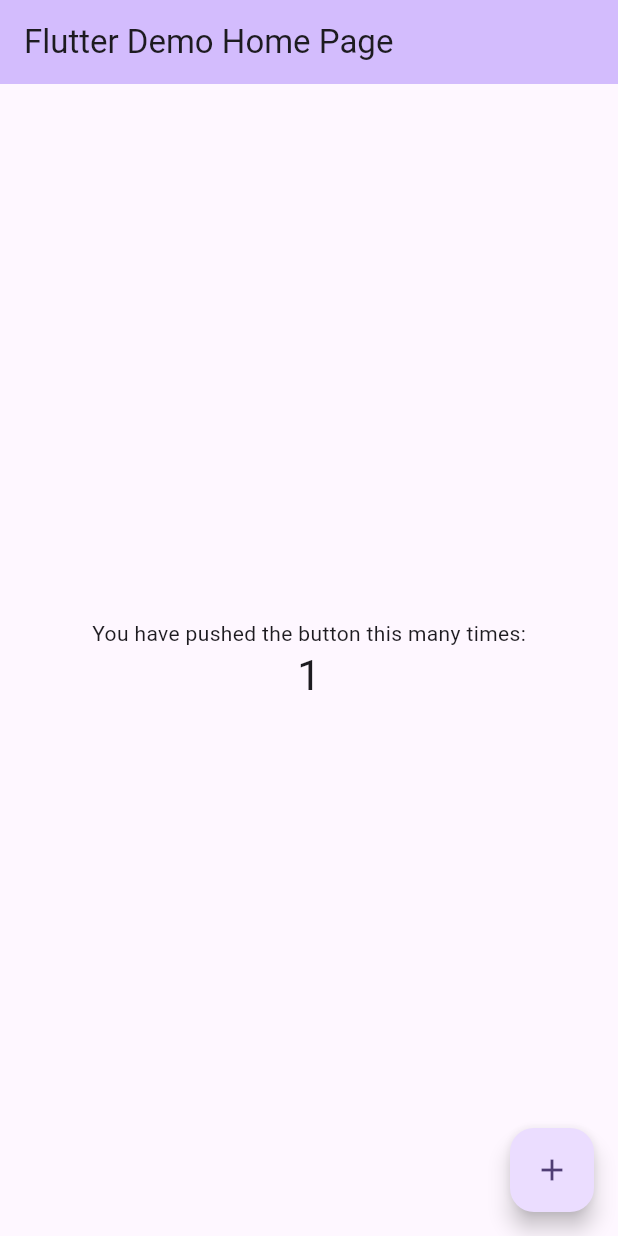
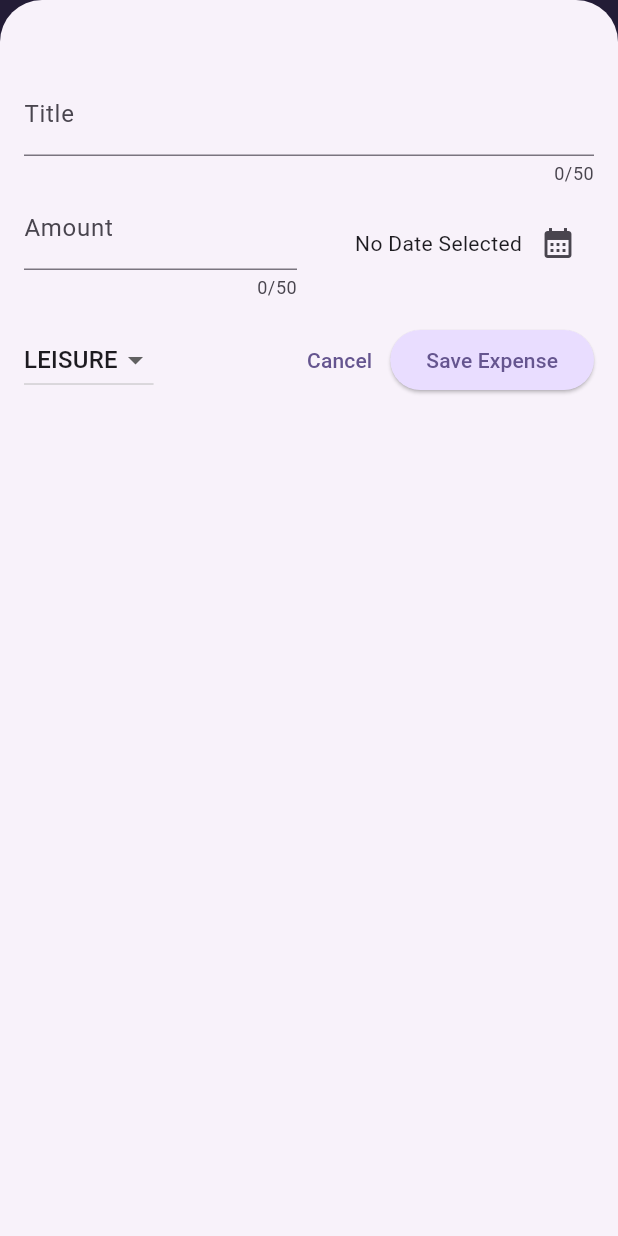
Before and after one commit to abdelrahman93/tracker_app, a Flutter app: the screen it shows after launch, after a tap on the "add" icon, on a phone screen of 412 x 824 dp. Run offline on Flutter 3.47's test engine with Material 3 defaults, Android fonts, the phone set to English and light mode, and no system bars.

Commit message:
Expenses tracker -Chart -Add new Expense -Remove / Undo -Dark them -Styling

```diff
--- a/lib/main.dart
+++ b/lib/main.dart
@@ -1,122 +1,60 @@
 import 'package:flutter/material.dart';
+import 'package:tracker_app/widgets/expenses.dart';
+
+var kColorScheme = ColorScheme.fromSeed(
+  seedColor: Color.fromARGB(255, 96, 59, 181),
+);
+
+var kDarkColorScheme = ColorScheme.fromSeed(
+  brightness: Brightness.dark,
+  seedColor: Color.fromARGB(255, 5, 99, 125),
+);
 
 void main() {
-  runApp(const MyApp());
-}
-
-class MyApp extends StatelessWidget {
-  const MyApp({super.key});
-
-  // This widget is the root of your application.
-  @override
-  Widget build(BuildContext context) {
-    return MaterialApp(
-      title: 'Flutter Demo',
-      theme: ThemeData(
-        // This is the theme of your application.
-        //
-        // TRY THIS: Try running your application with "flutter run". You'll see
-        // the application has a purple toolbar. Then, without quitting the app,
-        // try changing the seedColor in the colorScheme below to Colors.green
-        // and then invoke "hot reload" (save your changes or press the "hot
-        // reload" button in a Flutter-supported IDE, or press "r" if you used
-        // the command line to start the app).
-        //
-        // Notice that the counter didn't reset back to zero; the application
-        // state is not lost during the reload. To reset the state, use hot
-        // restart instead.
-        //
-        // This works for code too, not just values: Most code changes can be
-        // tested with just a hot reload.
-        colorScheme: ColorScheme.fromSeed(seedColor: Colors.deepPurple),
-      ),
-      home: const MyHomePage(title: 'Flutter Demo Home Page'),
-    );
-  }
-}
-
-class MyHomePage extends StatefulWidget {
-  const MyHomePage({super.key, required this.title});
-
-  // This widget is the home page of your application. It is stateful, meaning
-  // that it has a State object (defined below) that contains fields that affect
-  // how it looks.
-
-  // This class is the configuration for the state. It holds the values (in this
-  // case the title) provided by the parent (in this case the App widget) and
-  // used by the build method of the State. Fields in a Widget subclass are
-  // always marked "final".
-
-  final String title;
-
-  @override
-  State<MyHomePage> createState() => _MyHomePageState();
-}
-
-class _MyHomePageState extends State<MyHomePage> {
-  int _counter = 0;
-
-  void _incrementCounter() {
-    setState(() {
-      // This call to setState tells the Flutter framework that something has
-      // changed in this State, which causes it to rerun the build method below
-      // so that the display can reflect the updated values. If we changed
-      // _counter without calling setState(), then the build method would not be
-      // called again, and so nothing would appear to happen.
-      _counter++;
-    });
-  }
-
-  @override
-  Widget build(BuildContext context) {
-    // This method is rerun every time setState is called, for instance as done
-    // by the _incrementCounter method above.
-    //
-    // The Flutter framework has been optimized to make rerunning build methods
-    // fast, so that you can just rebuild anything that needs updating rather
-    // than having to individually change instances of widgets.
-    return Scaffold(
-      appBar: AppBar(
-        // TRY THIS: Try changing the color here to a specific color (to
-        // Colors.amber, perhaps?) and trigger a hot reload to see the AppBar
-        // change color while the other colors stay the same.
-        backgroundColor: Theme.of(context).colorScheme.inversePrimary,
-        // Here we take the value from the MyHomePage object that was created by
-        // the App.build method, and use it to set our appbar title.
-        title: Text(widget.title),
-      ),
-      body: Center(
-        // Center is a layout widget. It takes a single child and positions it
-        // in the middle of the parent.
-        child: Column(
-          // Column is also a layout widget. It takes a list of children and
-          // arranges them vertically. By default, it sizes itself to fit its
-          // children horizontally, and tries to be as tall as its parent.
-          //
-          // Column has various properties to control how it sizes itself and
-          // how it positions its children. Here we use mainAxisAlignment to
-          // center the children vertically; the main axis here is the vertical
-          // axis because Columns are vertical (the cross axis would be
-          // horizontal).
-          //
-          // TRY THIS: Invoke "debug painting" (choose the "Toggle Debug Paint"
-          // action in the IDE, or press "p" in the console), to see the
-          // wireframe for each widget.
-          mainAxisAlignment: MainAxisAlignment.center,
-          children: <Widget>[
-            const Text('You have pushed the button this many times:'),
-            Text(
-              '$_counter',
-              style: Theme.of(context).textTheme.headlineMedium,
-            ),
-          ],
+  runApp(
+    MaterialApp(
+      darkTheme:ThemeData.dark().copyWith(
+        colorScheme: kDarkColorScheme,
+        cardTheme: CardTheme().copyWith(
+          color: kDarkColorScheme.secondaryContainer,
+          margin: EdgeInsets.symmetric(horizontal: 16, vertical: 8),
+        ),
+        elevatedButtonTheme: ElevatedButtonThemeData(
+          style: ElevatedButton.styleFrom(
+            backgroundColor: kDarkColorScheme.primaryContainer,
+            foregroundColor: kDarkColorScheme.onPrimaryContainer
+          ),
+        ),
+         appBarTheme: AppBarTheme(
+          backgroundColor: kDarkColorScheme.onPrimaryContainer,
+          foregroundColor: kDarkColorScheme.primaryContainer,
+        )
+      ) ,
+      theme: ThemeData().copyWith(
+        colorScheme: kColorScheme,
+        appBarTheme: const AppBarTheme().copyWith(
+          backgroundColor: kColorScheme.onPrimaryContainer,
+          foregroundColor: kColorScheme.primaryContainer,
+        ),
+        cardTheme: CardTheme().copyWith(
+          color: kColorScheme.secondaryContainer,
+          margin: EdgeInsets.symmetric(horizontal: 16, vertical: 8),
+        ),
+        elevatedButtonTheme: ElevatedButtonThemeData(
+          style: ElevatedButton.styleFrom(
+            backgroundColor: kColorScheme.primaryContainer,
+          ),
+        ),
+        textTheme: ThemeData().textTheme.copyWith(
+          titleLarge: TextStyle(
+            fontWeight: FontWeight.bold,
+            color: kColorScheme.onSecondaryContainer,
+            fontSize: 16,
+          ),
         ),
       ),
-      floatingActionButton: FloatingActionButton(
-        onPressed: _incrementCounter,
-        tooltip: 'Increment',
-        child: const Icon(Icons.add),
-      ), // This trailing comma makes auto-formatting nicer for build methods.
-    );
-  }
+      themeMode: ThemeMode.system,
+      home: Expenses(),
+    ),
+  );
 }
--- /dev/null
+++ b/lib/modles/expense.dart
@@ -0,0 +1,53 @@
+import 'package:flutter/material.dart';
+import 'package:intl/intl.dart';
+import 'package:uuid/uuid.dart';
+
+final uuid = Uuid();
+
+final formatter = DateFormat.yMd();
+
+enum Category { food, travel, leisure, work }
+
+const categoryIcons = {
+  Category.food: Icons.lunch_dining,
+  Category.travel: Icons.flight_takeoff,
+  Category.leisure: Icons.movie,
+  Category.work: Icons.work,
+};
+
+class Expense {
+  Expense({
+    required this.title,
+    required this.amount,
+    required this.date,
+    required this.category,
+  }) : id = uuid.v4();
+  final String id;
+  final String title;
+  final double amount;
+  final DateTime date;
+  final Category category;
+
+  String get formattedDate {
+    return formatter.format(date);
+  }
+}
+
+class ExpenseBucket {
+  const ExpenseBucket({required this.category, required this.expenses});
+
+  ExpenseBucket.forCategory(List<Expense> allExpenses, this.category)
+    : expenses =
+          allExpenses.where((expense) => expense.category == category).toList();
+  final Category category;
+  final List<Expense> expenses;
+
+  double get totalExpenses {
+    double sum = 0;
+
+    for (final item in expenses) {
+      sum += item.amount;
+    }
+    return sum;
+  }
+}
--- /dev/null
+++ b/lib/widgets/chart/chart.dart
@@ -0,0 +1,94 @@
+import 'package:flutter/material.dart';
+import 'package:tracker_app/modles/expense.dart';
+import 'package:tracker_app/widgets/chart/chart_bar.dart';
+
+class Chart extends StatelessWidget {
+  const Chart({super.key, required this.expenses});
+
+  final List<Expense> expenses;
+
+  List<ExpenseBucket> get buckets {
+    return [
+      ExpenseBucket.forCategory(expenses, Category.food),
+      ExpenseBucket.forCategory(expenses, Category.leisure),
+      ExpenseBucket.forCategory(expenses, Category.travel),
+      ExpenseBucket.forCategory(expenses, Category.work),
+    ];
+  }
+
+  double get maxTotalExpense {
+    double maxTotalExpense = 0;
+
+    for (final bucket in buckets) {
+      if (bucket.totalExpenses > maxTotalExpense) {
+        maxTotalExpense = bucket.totalExpenses;
+      }
+    }
+
+    return maxTotalExpense;
+  }
+
+  @override
+  Widget build(BuildContext context) {
+    final isDarkMode =
+        MediaQuery.of(context).platformBrightness == Brightness.dark;
+    return Container(
+      margin: const EdgeInsets.all(16),
+      padding: const EdgeInsets.symmetric(
+        vertical: 16,
+        horizontal: 8,
+      ),
+      width: double.infinity,
+      height: 180,
+      decoration: BoxDecoration(
+        borderRadius: BorderRadius.circular(8),
+        gradient: LinearGradient(
+          colors: [
+            Theme.of(context).colorScheme.primary.withOpacity(0.3),
+            Theme.of(context).colorScheme.primary.withOpacity(0.0)
+          ],
+          begin: Alignment.bottomCenter,
+          end: Alignment.topCenter,
+        ),
+      ),
+      child: Column(
+        children: [
+          Expanded(
+            child: Row(
+              crossAxisAlignment: CrossAxisAlignment.end,
+              children: [
+                for (final bucket in buckets) // alternative to map()
+                  ChartBar(
+                    fill: bucket.totalExpenses == 0
+                        ? 0
+                        : bucket.totalExpenses / maxTotalExpense,
+                  )
+              ],
+            ),
+          ),
+          const SizedBox(height: 12),
+          Row(
+            children: buckets
+                .map(
+                  (bucket) => Expanded(
+                    child: Padding(
+                      padding: const EdgeInsets.symmetric(horizontal: 4),
+                      child: Icon(
+                        categoryIcons[bucket.category],
+                        color: isDarkMode
+                            ? Theme.of(context).colorScheme.secondary
+                            : Theme.of(context)
+                                .colorScheme
+                                .primary
+                                .withOpacity(0.7),
+                      ),
+                    ),
+                  ),
+                )
+                .toList(),
+          )
+        ],
+      ),
+    );
+  }
+}
--- /dev/null
+++ b/lib/widgets/chart/chart_bar.dart
@@ -0,0 +1,34 @@
+import 'package:flutter/material.dart';
+
+class ChartBar extends StatelessWidget {
+  const ChartBar({
+    super.key,
+    required this.fill,
+  });
+
+  final double fill;
+
+  @override
+  Widget build(BuildContext context) {
+    final isDarkMode =
+        MediaQuery.of(context).platformBrightness == Brightness.dark;
+    return Expanded(
+      child: Padding(
+        padding: const EdgeInsets.symmetric(horizontal: 4),
+        child: FractionallySizedBox(
+          heightFactor: fill,
+          child: DecoratedBox(
+            decoration: BoxDecoration(
+              shape: BoxShape.rectangle,
+              borderRadius:
+                  const BorderRadius.vertical(top: Radius.circular(8)),
+              color: isDarkMode
+                  ? Theme.of(context).colorScheme.secondary
+                  : Theme.of(context).colorScheme.primary.withOpacity(0.65),
+            ),
+          ),
+        ),
+      ),
+    );
+  }
+}
--- /dev/null
+++ b/lib/widgets/expenses.dart
@@ -0,0 +1,99 @@
+import 'package:flutter/material.dart';
+import 'package:tracker_app/widgets/chart/chart.dart';
+import 'package:tracker_app/widgets/expenses_list/expenses_list.dart';
+import 'package:tracker_app/modles/expense.dart';
+import 'package:tracker_app/widgets/new_expense.dart';
+
+class Expenses extends StatefulWidget {
+  const Expenses({super.key});
+  @override
+  State<StatefulWidget> createState() {
+    return _ExpensesState();
+  }
+}
+
+class _ExpensesState extends State<Expenses> {
+  final List<Expense> _registeredExpenses = [
+    Expense(
+      title: 'Work',
+      amount: 19.9,
+      date: DateTime.now(),
+      category: Category.work,
+    ),
+    Expense(
+      title: 'Food',
+      amount: 1.9,
+      date: DateTime.now(),
+      category: Category.food,
+    ),
+    Expense(
+      title: 'Games',
+      amount: 3.2,
+      date: DateTime.now(),
+      category: Category.leisure,
+    ),
+  ];
+
+  void _openAddExpenseOverlay() {
+    showModalBottomSheet(
+      isScrollControlled: true,
+      context: context,
+      builder: (ctx) => NewExpense(onAddExpense: _addExpense),
+    );
+  }
+
+  void _addExpense(Expense expense) {
+    setState(() {
+      _registeredExpenses.add(expense);
+    });
+  }
+
+  void _removeExpense(Expense expense) {
+    final expenseIndex = _registeredExpenses.indexOf(expense);
+    setState(() {
+      _registeredExpenses.remove(expense);
+    });
+
+    ScaffoldMessenger.of(context).clearSnackBars();
+    ScaffoldMessenger.of(context).showSnackBar(
+      SnackBar(
+        duration: Duration(seconds: 5),
+        content: Text('Expense deleted'),
+        action: SnackBarAction(
+          label: 'Undo',
+          onPressed: () {
+            setState(() {
+              _registeredExpenses.insert(expenseIndex, expense);
+            });
+          },
+        ),
+      ),
+    );
+  }
+
+  @override
+  Widget build(BuildContext context) {
+    Widget mainContent = Center(child: Text('No Expense found'));
+
+    if (_registeredExpenses.isNotEmpty) {
+      mainContent = ExpensesList(
+        list: _registeredExpenses,
+        onRemoveExpense: _removeExpense,
+      );
+    }
+
+    return Scaffold(
+      appBar: AppBar(
+        title: Text('Expense Tracker'),
+        actions: [
+          IconButton(onPressed: _openAddExpenseOverlay, icon: Icon(Icons.add)),
+        ],
+      ),
+      body: Column(
+        children: [
+        Chart(expenses: _registeredExpenses),
+        Expanded(child: mainContent)],
+      ),
+    );
+  }
+}
--- /dev/null
+++ b/lib/widgets/expenses_list/expense_item.dart
@@ -0,0 +1,41 @@
+import 'package:flutter/material.dart';
+import 'package:tracker_app/modles/expense.dart';
+
+class ExpensesItem extends StatelessWidget {
+  const ExpensesItem({super.key, required this.expenseItem});
+
+  final Expense expenseItem;
+
+  @override
+  Widget build(BuildContext context) {
+    return Card(
+      child: Padding(
+        padding: const EdgeInsets.symmetric(horizontal: 20, vertical: 16),
+        child: Column(
+          crossAxisAlignment: CrossAxisAlignment.start,
+          children: [
+            Text(
+              expenseItem.title,
+              style: Theme.of(context).textTheme.titleLarge,
+            ),
+            const SizedBox(height: 4),
+            Row(
+              children: [
+                Text('\$${expenseItem.amount.toStringAsFixed(2)}'),
+                const Spacer(),
+                Row(
+                  children: [
+                    Icon(categoryIcons[expenseItem.category]),
+                    const SizedBox(width: 8),
+                    Text(expenseItem.formattedDate),
+                  ],
+                ),
+              ],
+            ),
+            SizedBox(height: 30),
+          ],
+        ),
+      ),
+    );
+  }
+}
--- /dev/null
+++ b/lib/widgets/expenses_list/expenses_list.dart
@@ -0,0 +1,33 @@
+import 'package:flutter/material.dart';
+import 'package:tracker_app/modles/expense.dart';
+import 'package:tracker_app/widgets/expenses_list/expense_item.dart';
+
+class ExpensesList extends StatelessWidget {
+  const ExpensesList({
+    super.key,
+    required this.list,
+    required this.onRemoveExpense,
+  });
+
+  final List<Expense> list;
+
+  final void Function(Expense expense) onRemoveExpense;
+
+  @override
+  Widget build(BuildContext context) {
+    return ListView.builder(
+      itemCount: list.length,
+      itemBuilder:
+          (ctx, index) => Dismissible(
+            background: Container(
+              color: Theme.of(context).colorScheme.error.withOpacity(0.75),
+              margin:  EdgeInsets.symmetric(
+                horizontal: Theme.of(context).cardTheme.margin!.horizontal ),
+            ),
+            key: ValueKey(list[index]),
+            onDismissed: (direction) => onRemoveExpense(list[index]),
+            child: ExpensesItem(expenseItem: list[index]),
+          ),
+    );
+  }
+}
--- /dev/null
+++ b/lib/widgets/new_expense.dart
@@ -0,0 +1,165 @@
+import 'package:flutter/material.dart';
+import 'package:tracker_app/modles/expense.dart';
+
+class NewExpense extends StatefulWidget {
+
+  const NewExpense({super.key,required this.onAddExpense });
+
+  final void Function (Expense expense) onAddExpense;
+
+  @override
+  State<StatefulWidget> createState() {
+    return _NewExpenseState();
+  }
+}
+
+class _NewExpenseState extends State<NewExpense> {
+
+  final _titleController = TextEditingController();
+  final _amountController = TextEditingController();
+
+  DateTime? _selectedDate;
+  Category? _selectedCategory = Category.leisure;
+
+  void _pressDataPicker() async {
+    final now = DateTime.now();
+    final firstDate = DateTime(now.year - 1, now.month, now.day);
+
+    final pickedDate = await showDatePicker(
+      context: context,
+      firstDate: firstDate,
+      lastDate: now,
+    );
+
+    setState(() {
+      _selectedDate = pickedDate;
+    });
+  }
+
+  void submitExpenseData() {
+    final enteredAmount = double.tryParse(_amountController.text);
+
+    final amountIsInvalid = (enteredAmount == null) || (enteredAmount <= 0);
+    if (_titleController.text.trim().isEmpty ||
+        amountIsInvalid ||
+        _selectedDate == null) {
+      //show error
+      showDialog(
+        context: context,
+        builder:
+            (ctx) => AlertDialog(
+              title: Text('Invalid input'),
+              content: Text(
+                'Please make sure a valid title , amount , category was entered',
+              ),
+              actions: [
+                TextButton(
+                  onPressed: () {
+                    Navigator.pop(ctx);
+                  },
+                  child: Text('Okay'),
+                ),
+              ],
+            ),
+      );
+      return;
+    }
+    widget.onAddExpense(Expense(title: _titleController.text, amount: enteredAmount, date: _selectedDate!, category: _selectedCategory!));
+    Navigator.pop(context);
+
+  }
+
+  @override
+  void dispose() {
+    _titleController.dispose();
+    _amountController.dispose();
+    super.dispose();
+  }
+
+  @override
+  Widget build(BuildContext context) {
+    return Padding(
+      padding: EdgeInsets.fromLTRB(16,48,16,16),
+      child: Column(
+        children: [
+          TextField(
+            controller: _titleController,
+            maxLength: 50,
+            keyboardType: TextInputType.text,
+            decoration: InputDecoration(label: Text('Title')),
+          ),
+
+          Row(
+            children: [
+              Expanded(
+                child: TextField(
+                  controller: _amountController,
+                  maxLength: 50,
+                  keyboardType: TextInputType.number,
+                  decoration: InputDecoration(
+                    label: Text('Amount'),
+                    prefixText: '\$ ',
+                  ),
+                ),
+              ),
+              SizedBox(width: 16),
+              Expanded(
+                child: Row(
+                  mainAxisAlignment: MainAxisAlignment.end,
+                  crossAxisAlignment: CrossAxisAlignment.center,
+                  children: [
+                    Text(
+                      _selectedDate == null
+                          ? 'No Date Selected'
+                          : formatter.format(_selectedDate!),
+                    ),
+                    IconButton(
+                      onPressed: _pressDataPicker,
+                      icon: Icon(Icons.calendar_month),
+                    ),
+                  ],
+                ),
+              ),
+            ],
+          ),
+          const SizedBox(height: 16),
+          Row(
+            children: [
+              DropdownButton(
+                value: _selectedCategory,
+                items:
+                    Category.values
+                        .map(
+                          (item) => DropdownMenuItem(
+                            value: item,
+                            child: Text(item.name.toUpperCase()),
+                          ),
+                        )
+                        .toList(),
+                onChanged: (value) {
+                  if (value == null) {
+                    return;
+                  }
+                  setState(() {
+                    _selectedCategory = value;
+                  });
+                },
+              ),
+              Spacer(),
+              TextButton(
+                onPressed: () {
+                  Navigator.pop(context);
+                },
+                child: Text('Cancel'),
+              ),
+              ElevatedButton(
+                onPressed: submitExpenseData,
+                child: Text('Save Expense'),
+              ),
+            ],
+          ),
+        ],
+      ),
+    );
+  }
+}
--- a/pubspec.yaml
+++ b/pubspec.yaml
@@ -34,6 +34,8 @@ dependencies:
   # The following adds the Cupertino Icons font to your application.
   # Use with the CupertinoIcons class for iOS style icons.
   cupertino_icons: ^1.0.8
+  uuid: ^4.4.2
+  intl: ^0.20.2
 
 dev_dependencies:
   flutter_test:
```
Also changed, not shown: pubspec.lock.
